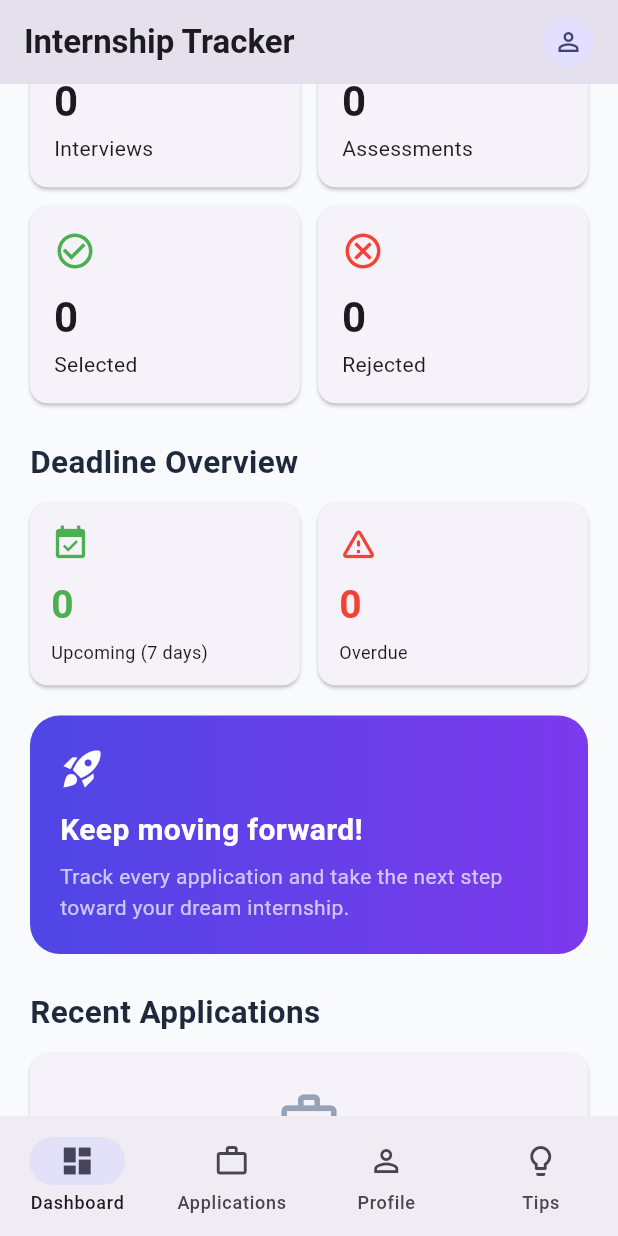
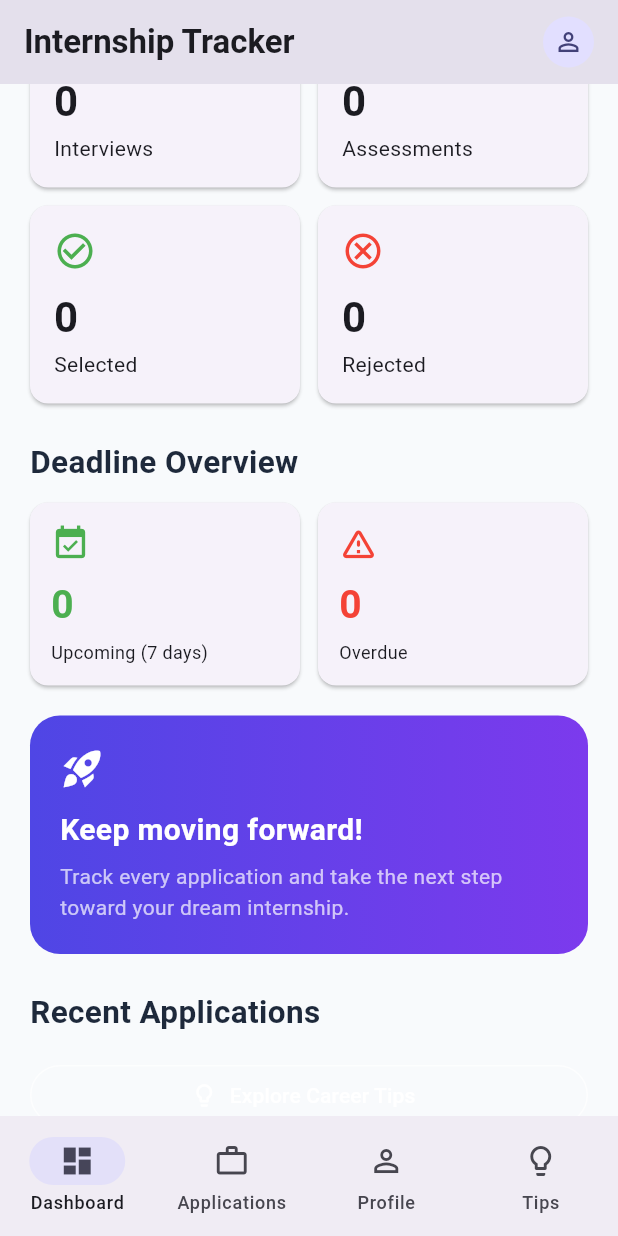
Before and after one commit to thagaramvamshi/internship_tracker, a Flutter app: the screen it shows after launch, scrolled down 576 dp, on a phone screen of 412 x 824 dp. Run offline on Flutter 3.47's test engine with Material 3 defaults, Android fonts, the phone set to English and light mode, and no system bars; our stand-ins replace shared_preferences; network calls fail.

Commit message:
Added named route navigation for career tips

```diff
--- a/lib/main.dart
+++ b/lib/main.dart
@@ -64,7 +64,11 @@ class InternshipTrackerApp extends StatelessWidget {
           margin: EdgeInsets.zero,
         ),
       ),
-      home: const MainNavigationScreen(),
+      initialRoute: '/',
+routes: {
+  '/': (context) => const MainNavigationScreen(),
+  '/career-tips': (context) => const InternshipTipsScreen(),
+},
     );
   }
 }
--- a/lib/screens/dashboard_screen.dart
+++ b/lib/screens/dashboard_screen.dart
@@ -367,7 +367,7 @@ final statusBreakdown = <Map<String, dynamic>>[
                 ),
                 borderRadius: BorderRadius.circular(20),
               ),
-              child: const Column(
+              child: Column(
                 crossAxisAlignment: CrossAxisAlignment.start,
                 children: [
                   Icon(
@@ -405,6 +405,20 @@ final statusBreakdown = <Map<String, dynamic>>[
                 color: Color(0xFF1E293B),
               ),
             ),
+
+                  const SizedBox(height: 16),
+                  OutlinedButton.icon(
+                    onPressed: () {
+                      Navigator.pushNamed(context, '/career-tips');
+                    },
+                    icon: const Icon(Icons.lightbulb_outline),
+                    label: const Text('Explore Career Tips'),
+                    style: OutlinedButton.styleFrom(
+                      foregroundColor: Colors.white,
+                      side: const BorderSide(color: Colors.white70),
+                    ),
+                  ),
+
             const SizedBox(height: 12),
             if (internships.isEmpty)
               const Card(
```
